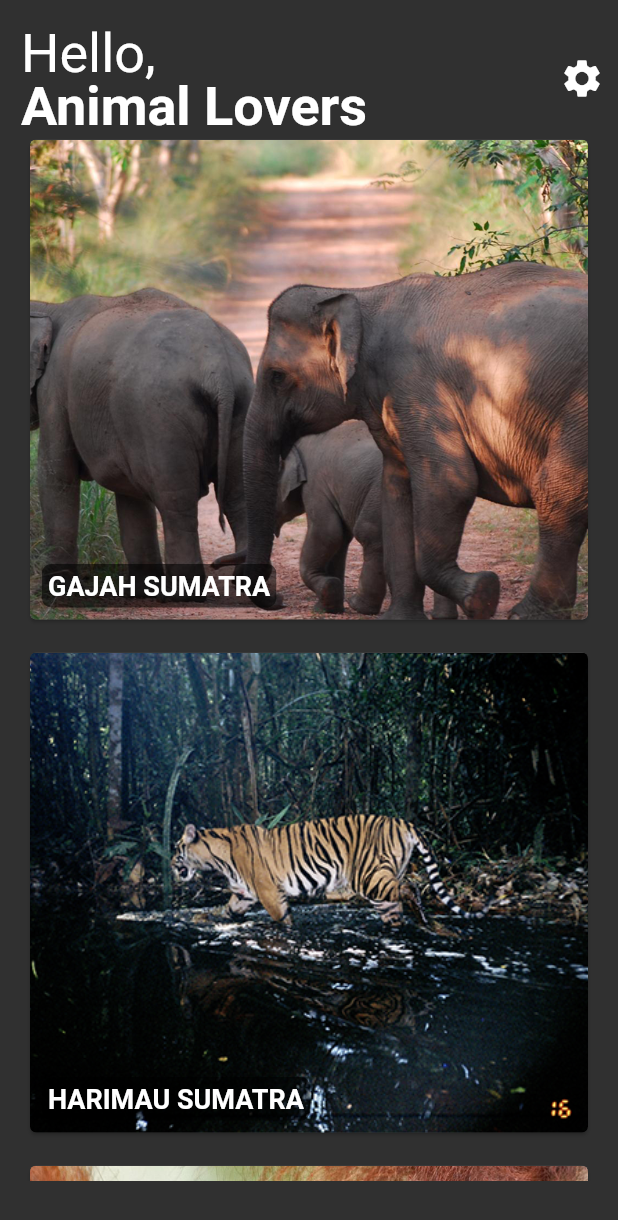
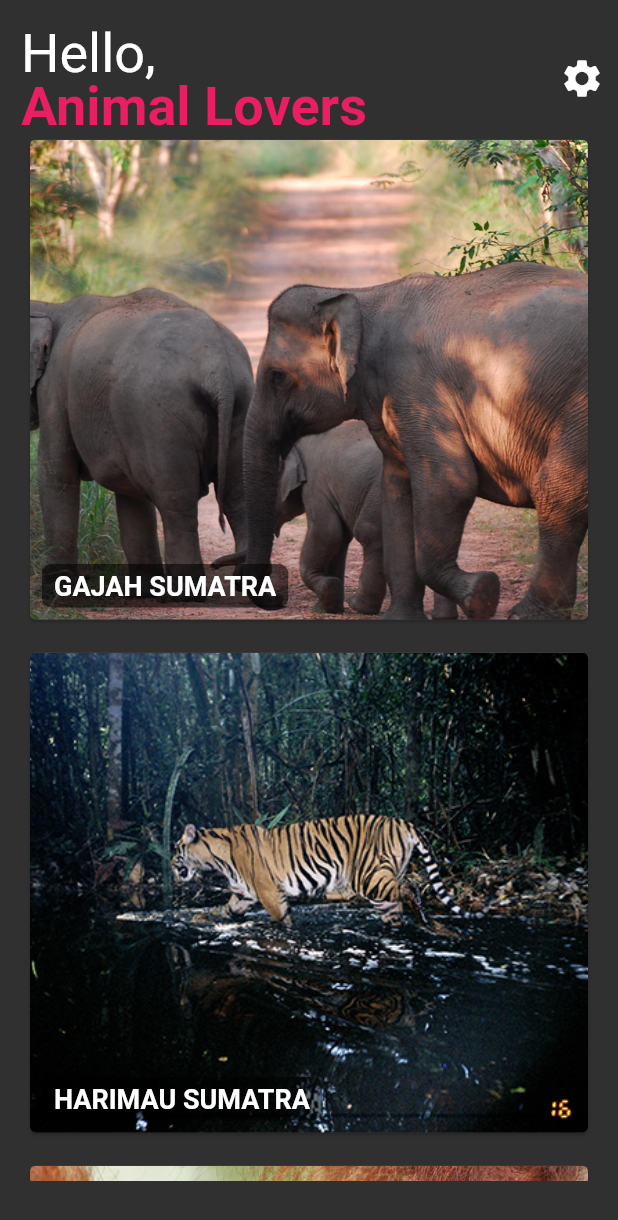
Before and after one commit to AdamAbd/animals_app, a Flutter app: the screen it shows after launch, on a phone screen of 412 x 824 dp. Shown: the top 1220 px of the screen. Run offline on Flutter 3.47's test engine with Material 2 defaults, Android fonts, the phone set to English and light mode, and no system bars; our stand-ins replace dynamic_theme.

Commit message:
Minor Fix

```diff
--- a/lib/main.dart
+++ b/lib/main.dart
@@ -27,6 +27,7 @@ class MyApp extends StatelessWidget {
             ),
         themedWidgetBuilder: (context, theme) {
           return MaterialApp(
+            debugShowCheckedModeBanner: false,
             title: 'Animals App',
             theme: theme,
             home: MyHomePage(),
--- a/lib/pages/myHomePage.dart
+++ b/lib/pages/myHomePage.dart
@@ -35,6 +35,7 @@ class MyHomePage extends StatelessWidget {
                           fontWeight: FontWeight.bold,
                           fontSize: 36.0,
                           height: 0.9,
+                          color: Colors.pink,
                         ),
                       ),
                     ],
--- a/lib/widgets/customCard.dart
+++ b/lib/widgets/customCard.dart
@@ -23,7 +23,7 @@ class CustomCard extends StatelessWidget {
           ),
           Container(
             margin: const EdgeInsets.all(8.0),
-            padding: const EdgeInsets.all(4.0),
+            padding: const EdgeInsets.symmetric(horizontal: 8.0, vertical: 4.0),
             decoration: BoxDecoration(
               color: Colors.black54,
               borderRadius: const BorderRadius.all(Radius.circular(6.0)),
```
